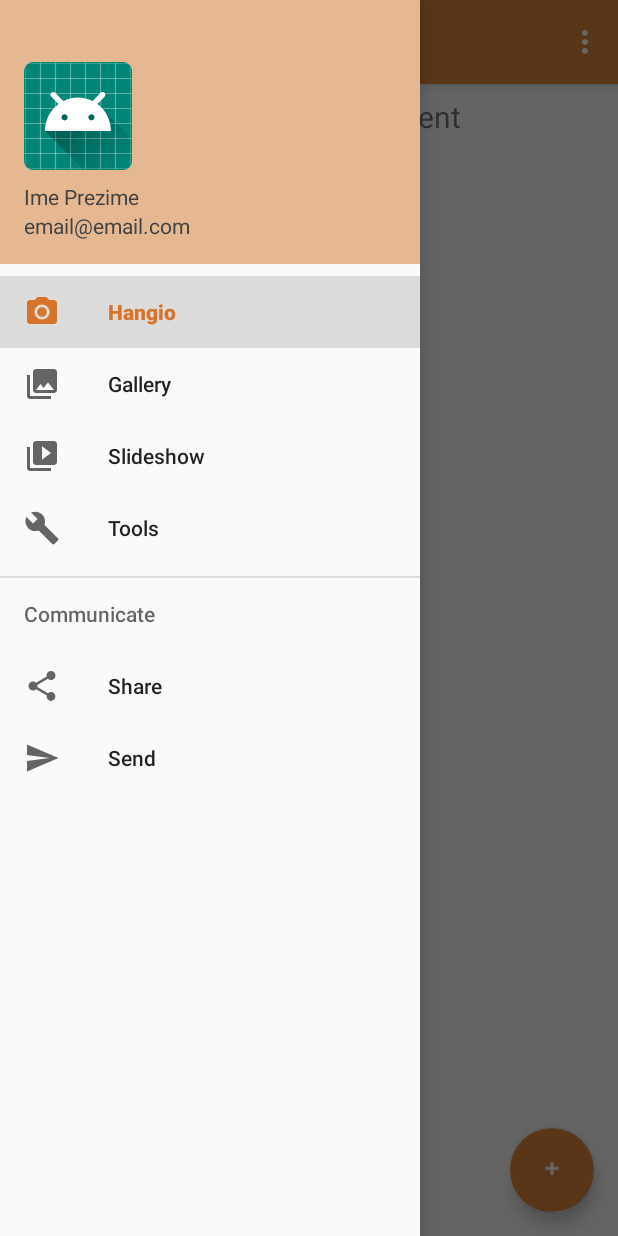
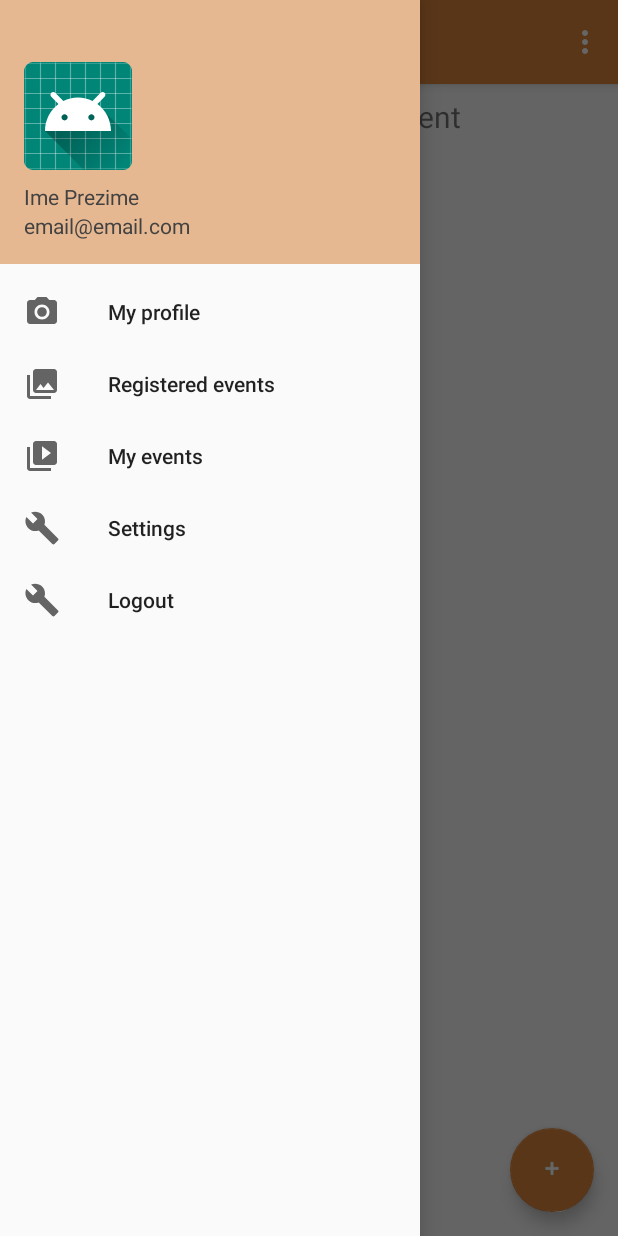
Before and after one commit to AIR-FOI-HR/Hangio, an Android app: the MainActivity screen opened directly, with no data from a screen before it, with the side drawer open, on a phone screen of 412 x 824 dp. Run offline under Robolectric (Android 15) with nearby library versions, the phone set to English and light mode, and no system bars; our stand-ins replace navigation-ui.

Commit message:
Uređen side-menu
Side-menu layout prilagođen wireframeu. Nije dodan programski kod. Dodane vrijednosti u strings.xml

```diff
--- a/Hangio/app/src/main/res/menu/activity_main_drawer.xml
+++ b/Hangio/app/src/main/res/menu/activity_main_drawer.xml
@@ -2,37 +2,25 @@
 <menu xmlns:android="http://schemas.android.com/apk/res/android"
     xmlns:tools="http://schemas.android.com/tools"
     tools:showIn="navigation_view">
-
-    <group android:checkableBehavior="single">
     <item
-            android:id="@+id/nav_home"
+        android:id="@+id/nav_profile"
         android:icon="@drawable/ic_menu_camera"
-            android:title="@string/menu_home" />
+        android:title="@string/menu_profile" />
     <item
-            android:id="@+id/nav_gallery"
+        android:id="@+id/nav_registered"
         android:icon="@drawable/ic_menu_gallery"
-            android:title="@string/menu_gallery" />
+        android:title="@string/menu_registered" />
     <item
-            android:id="@+id/nav_slideshow"
+        android:id="@+id/nav_created_events"
         android:icon="@drawable/ic_menu_slideshow"
-            android:title="@string/menu_slideshow" />
+        android:title="@string/menu_my_eventss" />
     <item
-            android:id="@+id/nav_tools"
+        android:id="@+id/nav_settings"
         android:icon="@drawable/ic_menu_manage"
-            android:title="@string/menu_tools" />
-    </group>
-
-    <item android:title="Communicate">
-        <menu>
+        android:title="@string/menu_settings" />
     <item
-                android:id="@+id/nav_share"
-                android:icon="@drawable/ic_menu_share"
-                android:title="@string/menu_share" />
-            <item
-                android:id="@+id/nav_send"
-                android:icon="@drawable/ic_menu_send"
-                android:title="@string/menu_send" />
-        </menu>
-    </item>
+        android:id="@+id/nav_logout"
+        android:icon="@drawable/ic_menu_manage"
+        android:title="@string/menu_logout" />
 
 </menu>
--- a/Hangio/app/src/main/res/values/strings.xml
+++ b/Hangio/app/src/main/res/values/strings.xml
@@ -9,12 +9,11 @@
     <string name="nav_header_desc">Navigation header</string>
     <string name="action_settings">Settings</string>
 
-    <string name="menu_home">Hangio</string>
-    <string name="menu_gallery">Gallery</string>
-    <string name="menu_slideshow">Slideshow</string>
-    <string name="menu_tools">Tools</string>
-    <string name="menu_share">Share</string>
-    <string name="menu_send">Send</string>
+    <string name="menu_profile">My profile</string>
+    <string name="menu_registered">Registered events</string>
+    <string name="menu_my_eventss">My events</string>
+    <string name="menu_settings">Settings</string>
+    <string name="menu_logout">Logout</string>
 
     <string name="language">Language:</string>
     <string name="notifications">Notifications:</string>
```
Lines whose indentation alone changed are shown as unchanged.
